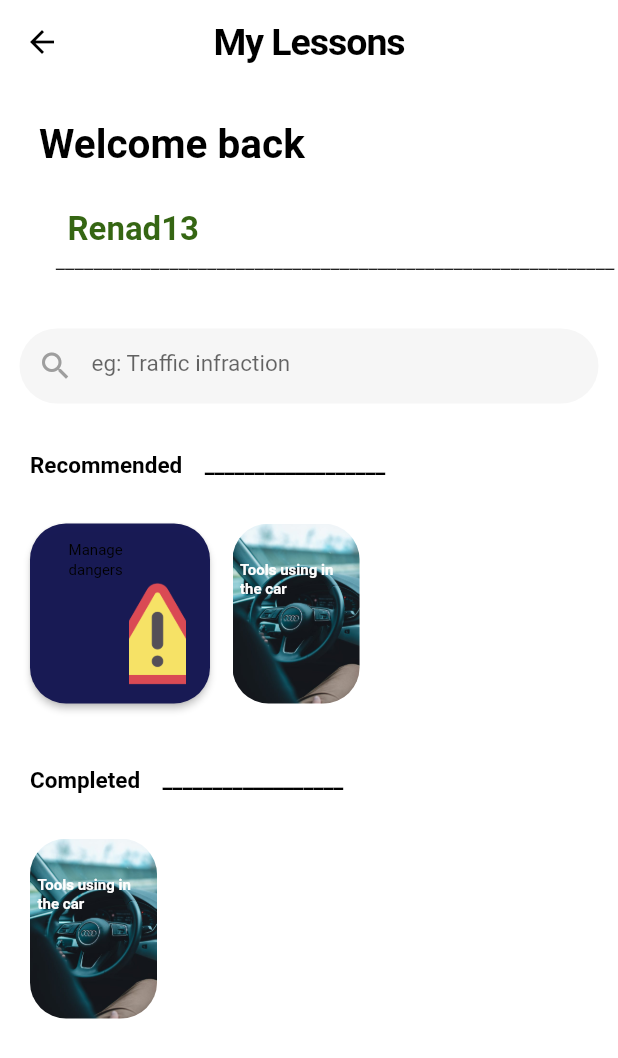
After one commit to Re21nad/safe_driving101, a Flutter app: the HomePage1 screen opened directly, on a phone screen of 412 x 824 dp. The commit adds this screen. Shown: the top 1058 px of the screen. Run offline on Flutter 3.47's test engine with Material 2 defaults, Android fonts, the light colour scheme and no system bars; our stand-ins replace firebase_auth, firebase_core, google_fonts; accounts and stored records are empty; Roboto replaces fonts that are missing (Domine, Rokkitt).

Commit message:
Final Code

```diff
--- /dev/null
+++ b/lib/home-page1.dart
@@ -0,0 +1,383 @@
+import 'package:flutter/material.dart';
+import 'package:google_fonts/google_fonts.dart';
+
+void main() {
+  runApp(MaterialApp(debugShowCheckedModeBanner: false, home: HomePage1()));
+}
+
+class HomePage1 extends StatefulWidget {
+  const HomePage1({Key? key}) : super(key: key);
+
+  @override
+  State<HomePage1> createState() => _HomePage1State();
+}
+
+class _HomePage1State extends State<HomePage1> {
+  @override
+  Widget build(BuildContext context) {
+    return Scaffold(
+      appBar: AppBar(
+        backgroundColor: Color(0xfcffffff),
+        // change to your desired color
+        centerTitle: true,
+        elevation: 0.0,
+
+        title: Text(
+          'My Lessons',
+          textAlign: TextAlign.center,
+          style: GoogleFonts.domine(
+            fontSize: 25,
+            fontWeight: FontWeight.w700,
+            height: 1.14,
+            letterSpacing: -0.7000000834,
+            color: Color(0xff000000),
+          ),
+        ),
+        leading: IconButton(
+          icon: Icon(Icons.arrow_back),
+          color: Colors.black,
+          onPressed: () {
+            // Add the desired functionality when the back button is pressed
+          },
+        ),
+      ),
+      backgroundColor: Colors.white,
+      body: SingleChildScrollView(
+        child: Container(
+          child: Column(
+            children: [
+              SizedBox(
+                height: 20,
+              ),
+              Container(
+                margin: EdgeInsets.only(left: 26),
+                height: 50,
+                width: double.infinity,
+                child: Text(
+                  'Welcome back',
+                  style: GoogleFonts.domine(
+                    fontSize: 27,
+                    fontWeight: FontWeight.w700,
+                    color: Colors.black,
+                    height: 1.35,
+                  ),
+                ),
+              ),
+              SizedBox(
+                height: 10,
+              ),
+              Container(
+                margin: EdgeInsets.only(left: 45),
+                height: 30,
+                width: double.infinity,
+                child: Text(
+                  'Renad13',
+                  style: GoogleFonts.rokkitt(
+                    fontSize: 22,
+                    fontWeight: FontWeight.w700,
+                    color: Color(0xEC255A00),
+                    height: 1.35,
+                  ),
+                ),
+              ),
+              Container(
+                margin: EdgeInsets.only(left: 37),
+                width: double.infinity,
+                height: 20,
+                child: Text(
+                    '______________________________________________________________________________'),
+              ),
+              SizedBox(
+                height: 33,
+              ),
+              // Container(
+              //   margin: EdgeInsets.only(left: 26),
+              //   width: double.infinity,
+              //   height: 50,
+              //   child: Text(
+              //     'My Lessons...',
+              //     style: GoogleFonts.domine(
+              //       fontSize: 27,
+              //       fontWeight: FontWeight.w700,
+              //       color: Colors.black,
+              //       height: 1.35,
+              //     ),
+              //   ),
+              // ),
+              // SizedBox(
+              //   height: 10,
+              // ),
+              Container(
+                margin: EdgeInsets.only(left: 13, right: 13),
+                width: double.infinity,
+                height: 50,
+                child: TextField(
+                  style: GoogleFonts.rokkitt(
+                    //Color(0xffc2c5bc),
+                    textStyle: TextStyle(
+                      fontSize: 15.0,
+                      color: Colors.grey[900],
+                    ),
+                  ),
+                  decoration: InputDecoration(
+                    filled: true,
+                    fillColor: Color(0x3fdadada),
+                    border: OutlineInputBorder(
+                      borderRadius: BorderRadius.circular(100),
+                      borderSide: BorderSide.none,
+                    ),
+                    hintText: "eg: Traffic infraction",
+                    prefixIcon: Icon(Icons.search),
+                    prefixIconColor: Colors.grey,
+                  ),
+                ),
+              ),// Search
+              SizedBox(
+                height: 30,
+              ),
+              Container(
+                margin: EdgeInsets.only(left: 20),
+                width: double.infinity,
+                height: 50,
+                child: Text(
+                  'Recommended    __________________',
+                  style: GoogleFonts.domine(
+                    fontSize: 15,
+                    fontWeight: FontWeight.w700,
+                    color: Colors.black,
+                    height: 1.35,
+                  ),
+                ),
+              ),
+              // SizedBox(
+              //   height: 5,
+              // ),
+              Container(
+                margin: EdgeInsets.only(left: 20),
+                width: double.infinity,
+                height: 120,
+                child: Row(
+                  children: [
+                    Container(
+                      //margin: EdgeInsets.only(left: 13),
+                      width: 120,
+                      height: 120,
+                      child: ElevatedButton(
+                        onPressed: () {
+                          // Add your desired onPressed functionality here
+                        },
+                        style: ElevatedButton.styleFrom(
+                          primary: Color(0xfc161853),
+                          shape: RoundedRectangleBorder(
+                            borderRadius: BorderRadius.circular(24),
+                          ),
+                        ),
+                        child: Container(
+                          //padding: EdgeInsets.only(right: 10 ),
+                          child: Column(
+                            //crossAxisAlignment: CrossAxisAlignment.center,
+                            children: [
+                              Container(
+                                // choosingacarnuB (1:76)
+                                margin: EdgeInsets.only(top: 10,right: 30),
+                                child: Text(
+                                  'Manage \ndangers',
+                                  style: GoogleFonts.domine(
+                                    fontSize: 10,
+                                    fontWeight: FontWeight.w400,
+                                    height: 1.35,
+                                    color: Color(0xff000000),
+                                  ),
+                                ),
+                              ),
+                              Container(
+                                // image24hFT (1:77)
+                                margin: EdgeInsets.only(left: 50),
+                                width: 80,
+                                height: 75,
+                                child: Image.asset(
+                                  'images/image-25-83X.png',
+                                  fit: BoxFit.cover,
+                                ),
+                              ),
+                            ],
+                          ),
+                        ),
+                      ),
+                    ),
+
+
+                    SizedBox(width: 15,),
+                    InkWell(
+                      onTap: () {
+                        //Tools1();
+                      },
+                      child: Container(
+                        // autogrouppgysF6d (BEu3KQ7h5sjLiRSs21PGys)
+                        margin: EdgeInsets.fromLTRB(0, 0, 13, 0),
+                        padding: EdgeInsets.fromLTRB(5, 23, 15, 23),
+                        height: double.infinity,
+                        decoration: BoxDecoration(
+                          borderRadius: BorderRadius.circular(24),
+                          image: DecorationImage(
+                            fit: BoxFit.cover,
+                            image: AssetImage(
+                              'images/rectangle-118-bg.png',
+                            ),
+                          ),
+                        ),
+
+                        child: Align(
+                          // toolsusinginthecarj1o (1:68)
+                          alignment: Alignment.topCenter,
+                          child: SizedBox(
+                            child: Container(
+                              // constraints: BoxConstraints(
+                              //   maxWidth: 143,
+                              // ),
+                              child: Text(
+                                'Tools using in \nthe car',
+                                style: GoogleFonts.domine(
+                                  fontSize: 10,
+                                  fontWeight: FontWeight.w700,
+                                  height: 1.35,
+                                  color: Color(0xfcffffff),
+                                ),
+                              ),
+                            ),
+                          ),
+                        ),
+                      ),
+                    ),
+
+                    //SizedBox(width: 15,),
+                    // Container(
+                    //   //margin: EdgeInsets.only(left: 13),
+                    //   width: 120,
+                    //   height: 120,
+                    //   child: ElevatedButton(
+                    //     onPressed: () {
+                    //       // Add your desired onPressed functionality here
+                    //     },
+                    //     style: ElevatedButton.styleFrom(
+                    //       primary: Color(0xfc161853),
+                    //       shape: RoundedRectangleBorder(
+                    //         borderRadius: BorderRadius.circular(24),
+                    //       ),
+                    //     ),
+                    //     child: Container(
+                    //       //padding: EdgeInsets.only(right: 10 ),
+                    //       child: Column(
+                    //         //crossAxisAlignment: CrossAxisAlignment.center,
+                    //         children: [
+                    //           Container(
+                    //             // choosingacarnuB (1:76)
+                    //             margin: EdgeInsets.only(top: 10,right: 30),
+                    //             child: Text(
+                    //               'Manage \ndangers',
+                    //               style: GoogleFonts.domine(
+                    //                 fontSize: 10,
+                    //                 fontWeight: FontWeight.w400,
+                    //                 height: 1.35,
+                    //                 color: Color(0xff000000),
+                    //               ),
+                    //             ),
+                    //           ),
+                    //           Container(
+                    //             // image24hFT (1:77)
+                    //             margin: EdgeInsets.only(left: 50),
+                    //             width: 80,
+                    //             height: 75,
+                    //             child: Image.asset(
+                    //               'images/image-25-83X.png',
+                    //               fit: BoxFit.cover,
+                    //             ),
+                    //           ),
+                    //         ],
+                    //       ),
+                    //     ),
+                    //   ),
+                    // ),
+
+
+                  ],
+                ),
+              ),
+
+              SizedBox(height: 40,),
+              Container(
+                margin: EdgeInsets.only(left: 20),
+                width: double.infinity,
+                height: 50,
+                child: Text(
+                  'Completed    __________________',
+                  style: GoogleFonts.domine(
+                    fontSize: 15,
+                    fontWeight: FontWeight.w700,
+                    color: Colors.black,
+                    height: 1.35,
+                  ),
+                ),
+              ),
+
+              //SizedBox(height: 5,),
+              Container(
+                margin: EdgeInsets.only(left: 20),
+                width: double.infinity,
+                height: 120,
+                child: Row(
+                  children: [
+
+                    InkWell(
+                      onTap: () {
+                        //Tools1();
+                      },
+                      child: Container(
+                        // autogrouppgysF6d (BEu3KQ7h5sjLiRSs21PGys)
+                        margin: EdgeInsets.fromLTRB(0, 0, 13, 0),
+                        padding: EdgeInsets.fromLTRB(5, 23, 15, 23),
+                        height: double.infinity,
+                        decoration: BoxDecoration(
+                          borderRadius: BorderRadius.circular(24),
+                          image: DecorationImage(
+                            fit: BoxFit.cover,
+                            image: AssetImage(
+                              'images/rectangle-118-bg.png',
+                            ),
+                          ),
+                        ),
+
+                        child: Align(
+                          // toolsusinginthecarj1o (1:68)
+                          alignment: Alignment.topCenter,
+                          child: SizedBox(
+                            child: Container(
+                              // constraints: BoxConstraints(
+                              //   maxWidth: 143,
+                              // ),
+                              child: Text(
+                                'Tools using in \nthe car',
+                                style: GoogleFonts.domine(
+                                  fontSize: 10,
+                                  fontWeight: FontWeight.w700,
+                                  height: 1.35,
+                                  color: Color(0xfcffffff),
+                                ),
+                              ),
+                            ),
+                          ),
+                        ),
+                      ),
+                    ),
+
+                  ],
+                ),
+              ),
+
+            ],
+          ),
+        ),
+      ),
+    );
+  }
+}
--- a/lib/reset-password.dart
+++ b/lib/reset-password.dart
@@ -4,9 +4,9 @@ import 'package:google_fonts/google_fonts.dart';
 import 'package:safe_driving101/log-in.dart';
 
 
-void main(){
-  runApp(MaterialApp(debugShowCheckedModeBanner: false, home: ResetPass()));
-}
+// void main(){
+//   runApp(MaterialApp(debugShowCheckedModeBanner: false, home: ResetPass()));
+// }
 
 class ResetPass extends StatefulWidget {
   const ResetPass({Key? key}) : super(key: key);
@@ -85,9 +85,10 @@ class _ResetPassState extends State<ResetPass> {
           mainAxisAlignment: MainAxisAlignment.center,
           children: [
 
+            SizedBox(height: 100,),
             Container(
               width: double.infinity,
-              margin: EdgeInsets.only(left: 20,right: 20,top:50),
+              margin: EdgeInsets.only(left: 20,right: 20),
               height: 60,
               alignment: Alignment.center,
               child: Text(
--- a/pubspec.yaml
+++ b/pubspec.yaml
@@ -46,6 +46,9 @@ flutter:
      - images/image-3.png
      - images/image-4.png
      - images/safe-driving101-1-fLh.png
+     - images/image-25-83X.png
+     - images/rectangle-118-bg.png
+     - images/image-26.png
   # An image asset can refer to one or more resolution-specific "variants", see
   # https://flutter.dev/assets-and-images/#resolution-aware
 
```
Also changed, not shown: images/image-25-83X.png (added), images/image-26.png (added), images/rectangle-118-bg.png (added).
